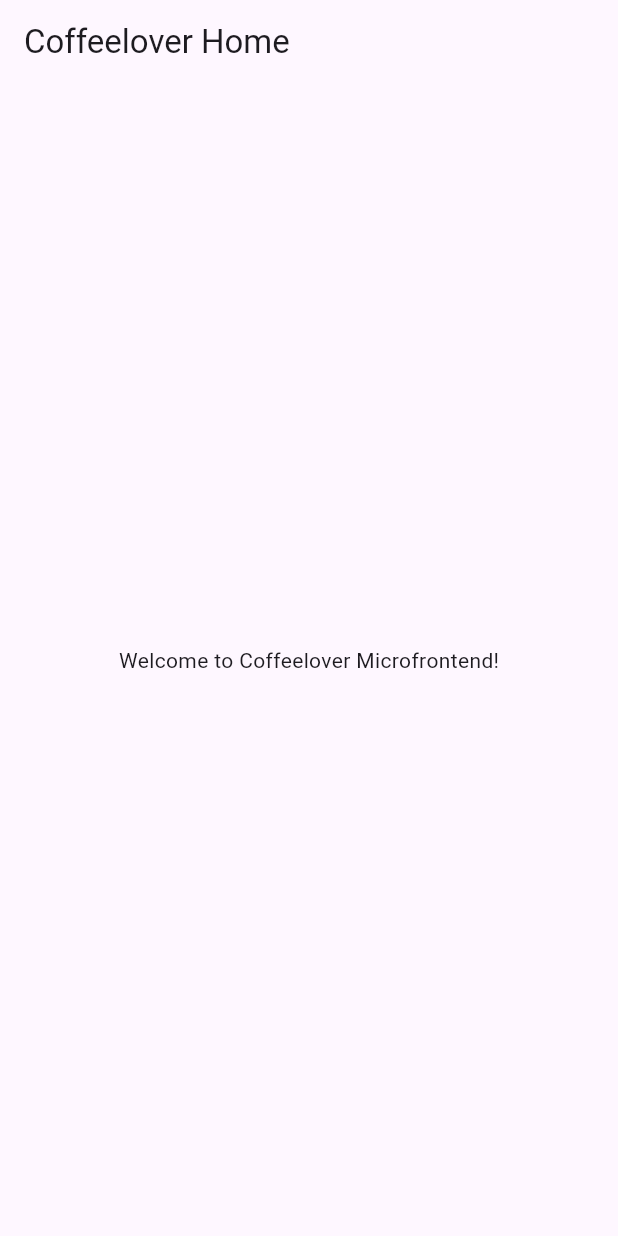
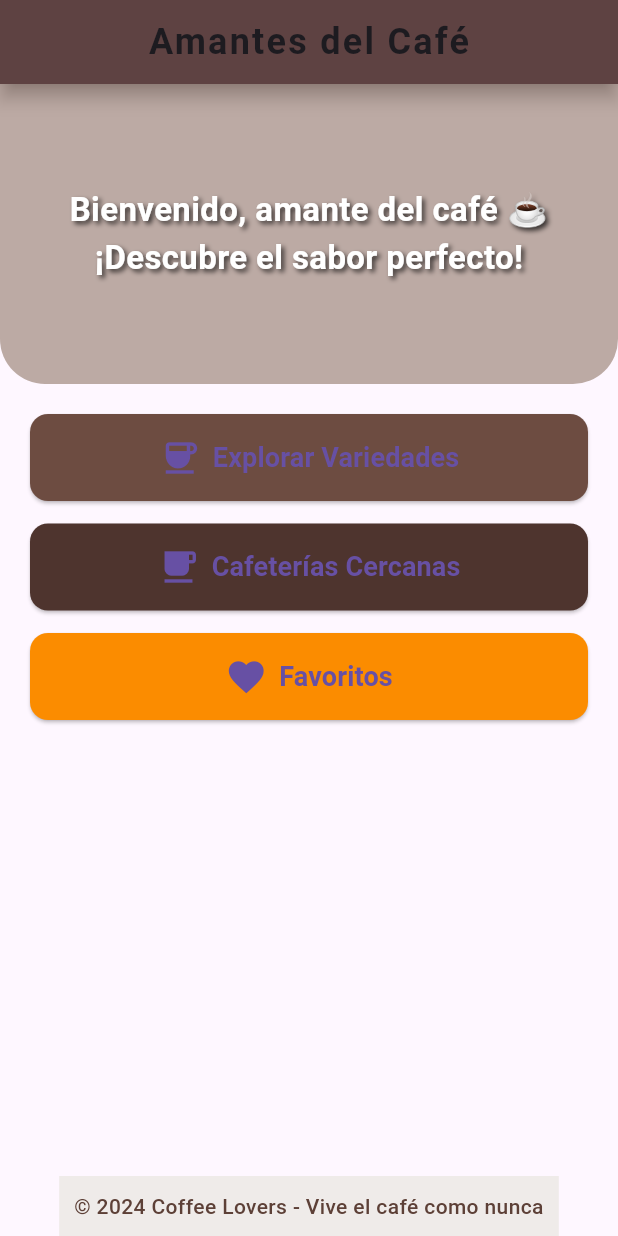
Before and after one commit to julianctsistemas/coffeelovers-microofrontend, a Flutter app: the screen it shows after launch, on a phone screen of 412 x 824 dp. Run offline on Flutter 3.47's test engine with Material 3 defaults, Android fonts, the phone set to English and light mode, and no system bars.

Commit message:
Coffeelover Screen

```diff
--- a/lib/presentation/screens/coffeelover_home.dart
+++ b/lib/presentation/screens/coffeelover_home.dart
@@ -1,12 +1,137 @@
 import 'package:flutter/material.dart';
 
 class CoffeeloverHome extends StatelessWidget {
+  const CoffeeloverHome({super.key});
+
   @override
   Widget build(BuildContext context) {
     return Scaffold(
-      appBar: AppBar(title: Text('Coffeelover Home')),
-      body: Center(
-        child: Text('Welcome to Coffeelover Microfrontend!'),
+      // Barra de navegación con diseño cálido
+      appBar: AppBar(
+        title: const Text(
+          'Amantes del Café',
+          style: TextStyle(
+            fontSize: 24,
+            fontWeight: FontWeight.bold,
+            letterSpacing: 1.5,
+          ),
+        ),
+        centerTitle: true,
+        backgroundColor: Colors.brown.shade700,
+        elevation: 5,
+        shadowColor: Colors.brown.shade300,
+      ),
+      body: Column(
+        children: [
+          // Sección de bienvenida sin imagen de fondo
+          Container(
+            height: 200,
+            decoration: BoxDecoration(
+              color: Colors.brown.shade200,
+              borderRadius: const BorderRadius.only(
+                bottomLeft: Radius.circular(30),
+                bottomRight: Radius.circular(30),
+              ),
+            ),
+            child: Center(
+              child: Text(
+                'Bienvenido, amante del café ☕\n¡Descubre el sabor perfecto!',
+                textAlign: TextAlign.center,
+                style: TextStyle(
+                  fontSize: 22,
+                  fontWeight: FontWeight.bold,
+                  color: Colors.white,
+                  shadows: [
+                    Shadow(
+                      color: Colors.black.withOpacity(0.7),
+                      offset: const Offset(2, 2),
+                      blurRadius: 4,
+                    ),
+                  ],
+                ),
+              ),
+            ),
+          ),
+          const SizedBox(height: 20),
+          // Opciones principales
+          Expanded(
+            child: Padding(
+              padding: const EdgeInsets.symmetric(horizontal: 20),
+              child: Column(
+                crossAxisAlignment: CrossAxisAlignment.stretch,
+                children: [
+                  ElevatedButton.icon(
+                    style: ElevatedButton.styleFrom(
+                      padding: const EdgeInsets.symmetric(vertical: 15),
+                      backgroundColor: Colors.brown.shade600,
+                      shape: RoundedRectangleBorder(
+                        borderRadius: BorderRadius.circular(12),
+                      ),
+                    ),
+                    icon: const Icon(Icons.coffee, size: 28),
+                    label: const Text(
+                      'Explorar Variedades',
+                      style: TextStyle(fontSize: 18, fontWeight: FontWeight.bold),
+                    ),
+                    onPressed: () {
+                      // Acción para explorar variedades
+                    },
+                  ),
+                  const SizedBox(height: 15),
+                  ElevatedButton.icon(
+                    style: ElevatedButton.styleFrom(
+                      padding: const EdgeInsets.symmetric(vertical: 15),
+                      backgroundColor: Colors.brown.shade800,
+                      shape: RoundedRectangleBorder(
+                        borderRadius: BorderRadius.circular(12),
+                      ),
+                    ),
+                    icon: const Icon(Icons.local_cafe, size: 28),
+                    label: const Text(
+                      'Cafeterías Cercanas',
+                      style: TextStyle(fontSize: 18, fontWeight: FontWeight.bold),
+                    ),
+                    onPressed: () {
+                      // Acción para cafeterías cercanas
+                    },
+                  ),
+                  const SizedBox(height: 15),
+                  ElevatedButton.icon(
+                    style: ElevatedButton.styleFrom(
+                      padding: const EdgeInsets.symmetric(vertical: 15),
+                      backgroundColor: Colors.orange.shade600,
+                      shape: RoundedRectangleBorder(
+                        borderRadius: BorderRadius.circular(12),
+                      ),
+                    ),
+                    icon: const Icon(Icons.favorite, size: 28),
+                    label: const Text(
+                      'Favoritos',
+                      style: TextStyle(fontSize: 18, fontWeight: FontWeight.bold),
+                    ),
+                    onPressed: () {
+                      // Acción para favoritos
+                    },
+                  ),
+                ],
+              ),
+            ),
+          ),
+          // Pie de página con diseño elegante
+          Container(
+            padding: const EdgeInsets.all(10),
+            color: Colors.brown.shade50,
+            child: Text(
+              '© 2024 Coffee Lovers - Vive el café como nunca',
+              style: TextStyle(
+                color: Colors.brown.shade700,
+                fontSize: 14,
+                fontWeight: FontWeight.w500,
+              ),
+              textAlign: TextAlign.center,
+            ),
+          ),
+        ],
       ),
     );
   }
```
